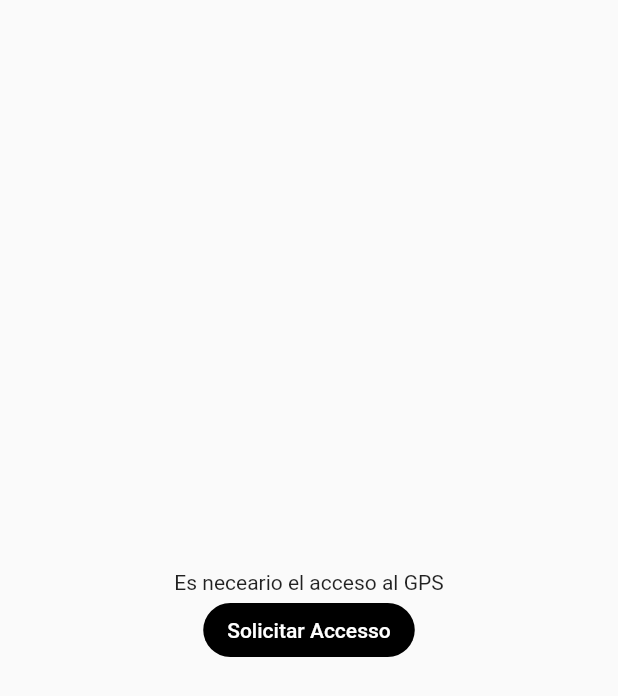
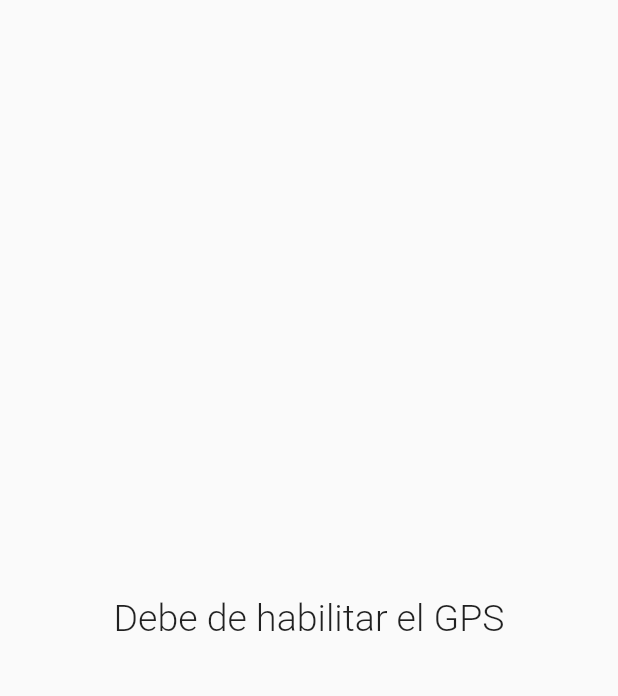
Before and after one commit to CRUXsur/rutas, a Flutter app: the screen it shows after launch, on a phone screen of 412 x 824 dp. Shown: the top 696 px of the screen. Run offline on Flutter 3.47's test engine with Material 2 defaults, Android fonts, the phone set to English and light mode, and no system bars; our stand-ins replace bloc, equatable, flutter_bloc.

```diff
--- a/lib/blocs/gps/gps_bloc.dart
+++ b/lib/blocs/gps/gps_bloc.dart
@@ -7,6 +7,7 @@ part 'gps_state.dart';
 class GpsBloc extends Bloc<GpsEvent, GpsState> {
   GpsBloc()
       : super(
+          //estado incial de nuestro Bloc
           const GpsState(isGpsEnabled: false, isGpsPermissionGranted: false),
         ) {
     on<GpsEvent>((event, emit) {});
--- a/lib/blocs/gps/gps_state.dart
+++ b/lib/blocs/gps/gps_state.dart
@@ -13,4 +13,9 @@ class GpsState extends Equatable {
 
   @override
   List<Object> get props => [isGpsEnabled, isGpsPermissionGranted];
+
+  //Sobre escribo este metodo para el //print('state: $state');
+  @override
+  String toString() =>
+      '{isGpsEnabled: $isGpsEnabled,isGpsPermissionGranted: $isGpsPermissionGranted}';
 }
--- a/lib/screens/gps_access_screen.dart
+++ b/lib/screens/gps_access_screen.dart
@@ -1,14 +1,25 @@
 import 'package:flutter/material.dart';
+import 'package:flutter_bloc/flutter_bloc.dart';
+import 'package:rutas/blocs/blocs.dart';
 
 class GpsAccessScreen extends StatelessWidget {
   const GpsAccessScreen({Key? key}) : super(key: key);
 
   @override
   Widget build(BuildContext context) {
-    return const Scaffold(
+    return Scaffold(
       body: Center(
+        child: BlocBuilder<GpsBloc, GpsState>(
+          builder: (context, state) {
+            //print('state: $state');
+
+            return !state.isGpsEnabled
+                ? const _EnableGpsMessage()
+                : const _AccessButton();
+          },
+        ),
         //child: _EnableGpsMessage(),
-        child: _AccessButton(),
+        //child: _AccessButton(),
       ),
     );
   }
```
Also changed, not shown: lib/main.dart (+15 -1 lines).
